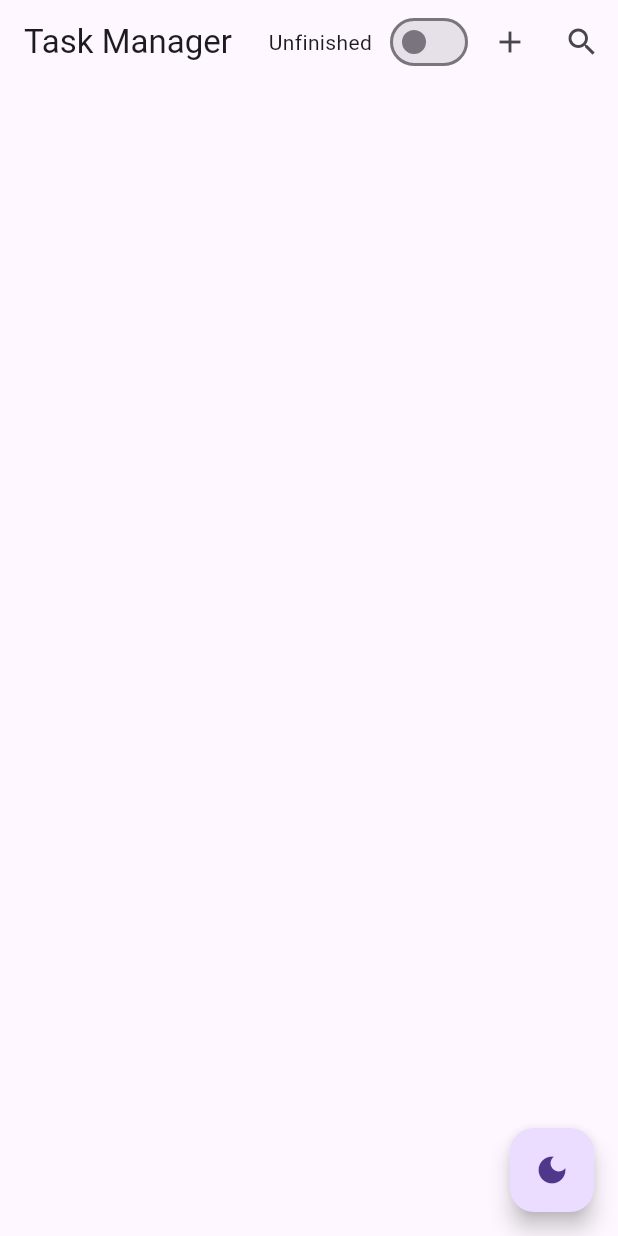
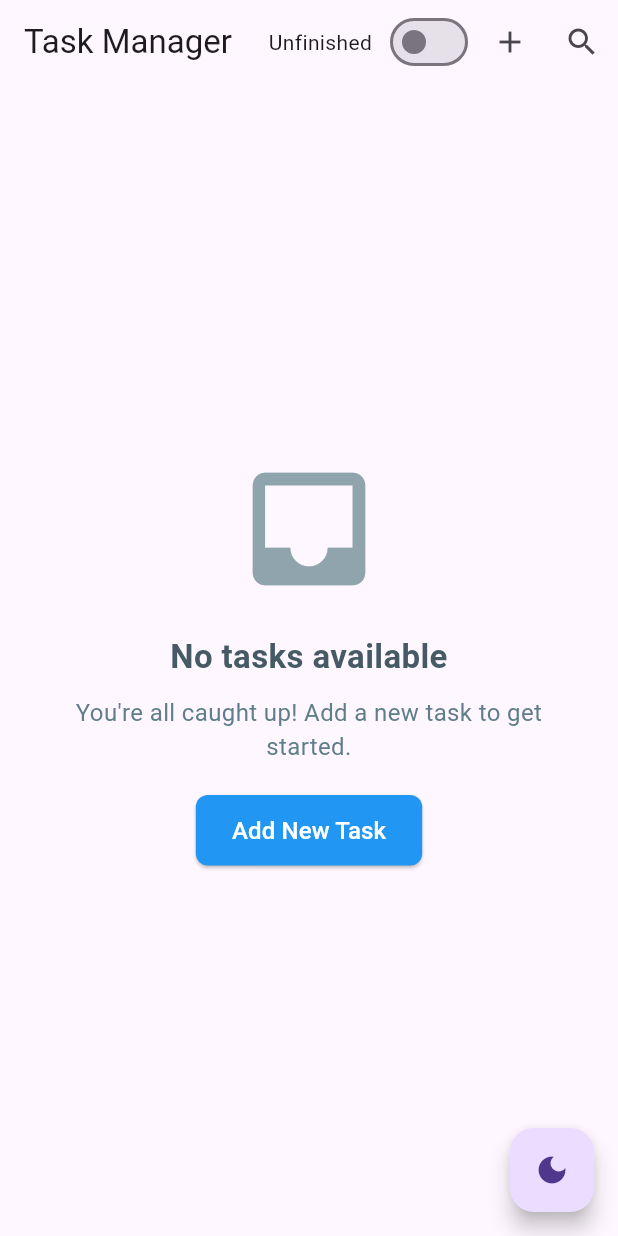
Before and after one commit to minhtritt01/task_manager_app, a Flutter app: the screen it shows after launch, on a phone screen of 412 x 824 dp. Run offline on Flutter 3.47's test engine with Material 3 defaults, Android fonts, the phone set to English and light mode, and no system bars; our stand-ins replace flutter_local_notifications, sqflite, timezone; missing offline and left inert: app_settings; accounts and stored records are empty.

Commit message:
add UI empty

```diff
--- a/lib/widgets/task_list.dart
+++ b/lib/widgets/task_list.dart
@@ -9,8 +9,59 @@ import 'task_item.dart';
 class TaskList extends StatelessWidget {
   const TaskList({super.key, required this.tasks});
   final List<Task> tasks;
+
   @override
   Widget build(BuildContext context) {
+    if (tasks.isEmpty) {
+      return Center(
+        child: Padding(
+          padding: const EdgeInsets.symmetric(horizontal: 40),
+          child: Column(
+            mainAxisAlignment: MainAxisAlignment.center,
+            children: [
+              Icon(Icons.inbox, size: 100, color: Colors.blueGrey.shade300),
+              SizedBox(height: 20),
+              Text(
+                "No tasks available",
+                style: TextStyle(
+                  fontSize: 22,
+                  fontWeight: FontWeight.bold,
+                  color: Colors.blueGrey.shade700,
+                ),
+                textAlign: TextAlign.center,
+              ),
+              SizedBox(height: 10),
+              Text(
+                "You're all caught up! Add a new task to get started.",
+                style: TextStyle(fontSize: 16, color: Colors.blueGrey.shade500),
+                textAlign: TextAlign.center,
+              ),
+              SizedBox(height: 20),
+              ElevatedButton(
+                onPressed: () {
+                  Navigator.push(
+                    context,
+                    MaterialPageRoute(builder: (context) => TaskDetailScreen()),
+                  );
+                },
+                style: ElevatedButton.styleFrom(
+                  padding: EdgeInsets.symmetric(horizontal: 24, vertical: 12),
+                  shape: RoundedRectangleBorder(
+                    borderRadius: BorderRadius.circular(8),
+                  ),
+                  backgroundColor: Colors.blue,
+                ),
+                child: Text(
+                  "Add New Task",
+                  style: TextStyle(fontSize: 16, color: Colors.white),
+                ),
+              ),
+            ],
+          ),
+        ),
+      );
+    }
+
     return ListView.builder(
       itemCount: tasks.length,
       itemBuilder: (context, index) {
```
